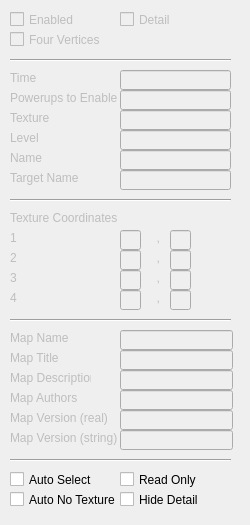
This is tankbobs-editor/properties.ui in bairyn/tankbobs as Qt 5 draws it before an edit. The edited form follows.
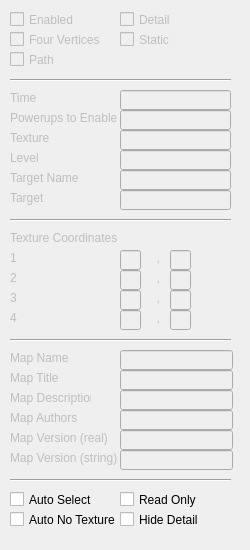
This is the edited form.

Commit message: fix path code, add static option for walls, and some cleanup

```diff
--- a/tankbobs-editor/properties.ui
+++ b/tankbobs-editor/properties.ui
@@ -9,7 +9,7 @@
     <x>0</x>
     <y>0</y>
     <width>250</width>
-    <height>525</height>
+    <height>550</height>
    </rect>
   </property>
   <property name="cursor" >
@@ -56,7 +56,7 @@
    <property name="geometry" >
     <rect>
      <x>120</x>
-     <y>90</y>
+     <y>110</y>
      <width>111</width>
      <height>20</height>
     </rect>
@@ -69,7 +69,7 @@
    <property name="geometry" >
     <rect>
      <x>10</x>
-     <y>90</y>
+     <y>110</y>
      <width>111</width>
      <height>16</height>
     </rect>
@@ -88,7 +88,7 @@
    <property name="geometry" >
     <rect>
      <x>120</x>
-     <y>110</y>
+     <y>130</y>
      <width>111</width>
      <height>20</height>
     </rect>
@@ -101,7 +101,7 @@
    <property name="geometry" >
     <rect>
      <x>10</x>
-     <y>330</y>
+     <y>350</y>
      <width>81</width>
      <height>16</height>
     </rect>
@@ -120,7 +120,7 @@
    <property name="geometry" >
     <rect>
      <x>10</x>
-     <y>350</y>
+     <y>370</y>
      <width>81</width>
      <height>16</height>
     </rect>
@@ -139,7 +139,7 @@
    <property name="geometry" >
     <rect>
      <x>10</x>
-     <y>370</y>
+     <y>390</y>
      <width>81</width>
      <height>16</height>
     </rect>
@@ -158,7 +158,7 @@
    <property name="geometry" >
     <rect>
      <x>10</x>
-     <y>390</y>
+     <y>410</y>
      <width>81</width>
      <height>16</height>
     </rect>
@@ -177,7 +177,7 @@
    <property name="geometry" >
     <rect>
      <x>10</x>
-     <y>430</y>
+     <y>450</y>
      <width>111</width>
      <height>16</height>
     </rect>
@@ -196,7 +196,7 @@
    <property name="geometry" >
     <rect>
      <x>120</x>
-     <y>330</y>
+     <y>350</y>
      <width>113</width>
      <height>20</height>
     </rect>
@@ -209,7 +209,7 @@
    <property name="geometry" >
     <rect>
      <x>120</x>
-     <y>350</y>
+     <y>370</y>
      <width>113</width>
      <height>20</height>
     </rect>
@@ -222,7 +222,7 @@
    <property name="geometry" >
     <rect>
      <x>120</x>
-     <y>370</y>
+     <y>390</y>
      <width>113</width>
      <height>20</height>
     </rect>
@@ -235,7 +235,7 @@
    <property name="geometry" >
     <rect>
      <x>120</x>
-     <y>390</y>
+     <y>410</y>
      <width>113</width>
      <height>20</height>
     </rect>
@@ -248,7 +248,7 @@
    <property name="geometry" >
     <rect>
      <x>120</x>
-     <y>430</y>
+     <y>450</y>
      <width>113</width>
      <height>20</height>
     </rect>
@@ -258,7 +258,7 @@
    <property name="geometry" >
     <rect>
      <x>10</x>
-     <y>450</y>
+     <y>470</y>
      <width>221</width>
      <height>20</height>
     </rect>
@@ -274,7 +274,7 @@
    <property name="geometry" >
     <rect>
      <x>10</x>
-     <y>470</y>
+     <y>490</y>
      <width>131</width>
      <height>19</height>
     </rect>
@@ -299,7 +299,7 @@
    <property name="geometry" >
     <rect>
      <x>120</x>
-     <y>470</y>
+     <y>490</y>
      <width>131</width>
      <height>19</height>
     </rect>
@@ -324,7 +324,7 @@
    <property name="geometry" >
     <rect>
      <x>10</x>
-     <y>490</y>
+     <y>510</y>
      <width>131</width>
      <height>19</height>
     </rect>
@@ -349,7 +349,7 @@
    <property name="geometry" >
     <rect>
      <x>10</x>
-     <y>110</y>
+     <y>130</y>
      <width>41</width>
      <height>16</height>
     </rect>
@@ -368,7 +368,7 @@
    <property name="geometry" >
     <rect>
      <x>120</x>
-     <y>130</y>
+     <y>150</y>
      <width>111</width>
      <height>20</height>
     </rect>
@@ -381,7 +381,7 @@
    <property name="geometry" >
     <rect>
      <x>10</x>
-     <y>130</y>
+     <y>150</y>
      <width>41</width>
      <height>16</height>
     </rect>
@@ -400,7 +400,7 @@
    <property name="geometry" >
     <rect>
      <x>10</x>
-     <y>410</y>
+     <y>430</y>
      <width>101</width>
      <height>16</height>
     </rect>
@@ -419,31 +419,12 @@
    <property name="geometry" >
     <rect>
      <x>120</x>
-     <y>410</y>
+     <y>430</y>
      <width>113</width>
      <height>20</height>
     </rect>
    </property>
   </widget>
-  <widget class="QLabel" name="nameLabel" >
-   <property name="enabled" >
-    <bool>false</bool>
-   </property>
-   <property name="geometry" >
-    <rect>
-     <x>10</x>
-     <y>150</y>
-     <width>41</width>
-     <height>16</height>
-    </rect>
-   </property>
-   <property name="cursor" >
-    <cursorShape>SizeAllCursor</cursorShape>
-   </property>
-   <property name="text" >
-    <string>Name</string>
-   </property>
-  </widget>
   <widget class="QLabel" name="targetNameLabel" >
    <property name="enabled" >
     <bool>false</bool>
@@ -452,7 +433,7 @@
     <rect>
      <x>10</x>
      <y>170</y>
-     <width>81</width>
+     <width>91</width>
      <height>16</height>
     </rect>
    </property>
@@ -463,18 +444,24 @@
     <string>Target Name</string>
    </property>
   </widget>
-  <widget class="QLineEdit" name="name" >
+  <widget class="QLabel" name="targetLabel" >
    <property name="enabled" >
     <bool>false</bool>
    </property>
    <property name="geometry" >
     <rect>
-     <x>120</x>
-     <y>150</y>
-     <width>111</width>
-     <height>20</height>
+     <x>10</x>
+     <y>190</y>
+     <width>81</width>
+     <height>16</height>
     </rect>
    </property>
+   <property name="cursor" >
+    <cursorShape>SizeAllCursor</cursorShape>
+   </property>
+   <property name="text" >
+    <string>Target</string>
+   </property>
   </widget>
   <widget class="QLineEdit" name="targetName" >
    <property name="enabled" >
@@ -489,11 +476,24 @@
     </rect>
    </property>
   </widget>
+  <widget class="QLineEdit" name="target" >
+   <property name="enabled" >
+    <bool>false</bool>
+   </property>
+   <property name="geometry" >
+    <rect>
+     <x>120</x>
+     <y>190</y>
+     <width>111</width>
+     <height>20</height>
+    </rect>
+   </property>
+  </widget>
   <widget class="Line" name="configLine_2" >
    <property name="geometry" >
     <rect>
      <x>10</x>
-     <y>310</y>
+     <y>330</y>
      <width>221</width>
      <height>20</height>
     </rect>
@@ -506,7 +506,7 @@
    <property name="geometry" >
     <rect>
      <x>10</x>
-     <y>190</y>
+     <y>210</y>
      <width>221</width>
      <height>20</height>
     </rect>
@@ -522,7 +522,7 @@
    <property name="geometry" >
     <rect>
      <x>10</x>
-     <y>230</y>
+     <y>250</y>
      <width>61</width>
      <height>16</height>
     </rect>
@@ -541,7 +541,7 @@
    <property name="geometry" >
     <rect>
      <x>10</x>
-     <y>250</y>
+     <y>270</y>
      <width>61</width>
      <height>16</height>
     </rect>
@@ -560,7 +560,7 @@
    <property name="geometry" >
     <rect>
      <x>10</x>
-     <y>270</y>
+     <y>290</y>
      <width>61</width>
      <height>16</height>
     </rect>
@@ -579,7 +579,7 @@
    <property name="geometry" >
     <rect>
      <x>10</x>
-     <y>290</y>
+     <y>310</y>
      <width>61</width>
      <height>16</height>
     </rect>
@@ -598,7 +598,7 @@
    <property name="geometry" >
     <rect>
      <x>120</x>
-     <y>230</y>
+     <y>250</y>
      <width>21</width>
      <height>20</height>
     </rect>
@@ -611,7 +611,7 @@
    <property name="geometry" >
     <rect>
      <x>120</x>
-     <y>250</y>
+     <y>270</y>
      <width>21</width>
      <height>20</height>
     </rect>
@@ -624,7 +624,7 @@
    <property name="geometry" >
     <rect>
      <x>120</x>
-     <y>270</y>
+     <y>290</y>
      <width>21</width>
      <height>20</height>
     </rect>
@@ -637,7 +637,7 @@
    <property name="geometry" >
     <rect>
      <x>120</x>
-     <y>290</y>
+     <y>310</y>
      <width>21</width>
      <height>20</height>
     </rect>
@@ -650,7 +650,7 @@
    <property name="geometry" >
     <rect>
      <x>150</x>
-     <y>230</y>
+     <y>250</y>
      <width>21</width>
      <height>16</height>
     </rect>
@@ -669,7 +669,7 @@
    <property name="geometry" >
     <rect>
      <x>150</x>
-     <y>250</y>
+     <y>270</y>
      <width>21</width>
      <height>16</height>
     </rect>
@@ -688,7 +688,7 @@
    <property name="geometry" >
     <rect>
      <x>150</x>
-     <y>270</y>
+     <y>290</y>
      <width>21</width>
      <height>16</height>
     </rect>
@@ -707,7 +707,7 @@
    <property name="geometry" >
     <rect>
      <x>150</x>
-     <y>290</y>
+     <y>310</y>
      <width>21</width>
      <height>16</height>
     </rect>
@@ -726,7 +726,7 @@
    <property name="geometry" >
     <rect>
      <x>170</x>
-     <y>230</y>
+     <y>250</y>
      <width>21</width>
      <height>20</height>
     </rect>
@@ -739,7 +739,7 @@
    <property name="geometry" >
     <rect>
      <x>170</x>
-     <y>250</y>
+     <y>270</y>
      <width>21</width>
      <height>20</height>
     </rect>
@@ -752,7 +752,7 @@
    <property name="geometry" >
     <rect>
      <x>170</x>
-     <y>270</y>
+     <y>290</y>
      <width>21</width>
      <height>20</height>
     </rect>
@@ -765,7 +765,7 @@
    <property name="geometry" >
     <rect>
      <x>170</x>
-     <y>290</y>
+     <y>310</y>
      <width>21</width>
      <height>20</height>
     </rect>
@@ -800,7 +800,7 @@
    <property name="geometry" >
     <rect>
      <x>10</x>
-     <y>50</y>
+     <y>70</y>
      <width>221</width>
      <height>20</height>
     </rect>
@@ -844,7 +844,7 @@
    <property name="geometry" >
     <rect>
      <x>10</x>
-     <y>70</y>
+     <y>90</y>
      <width>31</width>
      <height>16</height>
     </rect>
@@ -863,7 +863,7 @@
    <property name="geometry" >
     <rect>
      <x>120</x>
-     <y>70</y>
+     <y>90</y>
      <width>111</width>
      <height>20</height>
     </rect>
@@ -876,7 +876,7 @@
    <property name="geometry" >
     <rect>
      <x>10</x>
-     <y>210</y>
+     <y>230</y>
      <width>221</width>
      <height>16</height>
     </rect>
@@ -895,7 +895,7 @@
    <property name="geometry" >
     <rect>
      <x>120</x>
-     <y>490</y>
+     <y>510</y>
      <width>131</width>
      <height>19</height>
     </rect>
@@ -913,6 +913,56 @@
     <bool>false</bool>
    </property>
   </widget>
+  <widget class="QCheckBox" name="staticW" >
+   <property name="enabled" >
+    <bool>false</bool>
+   </property>
+   <property name="geometry" >
+    <rect>
+     <x>120</x>
+     <y>30</y>
+     <width>101</width>
+     <height>19</height>
+    </rect>
+   </property>
+   <property name="cursor" >
+    <cursorShape>UpArrowCursor</cursorShape>
+   </property>
+   <property name="text" >
+    <string>Static</string>
+   </property>
+   <property name="checked" >
+    <bool>false</bool>
+   </property>
+   <property name="tristate" >
+    <bool>false</bool>
+   </property>
+  </widget>
+  <widget class="QCheckBox" name="path" >
+   <property name="enabled" >
+    <bool>false</bool>
+   </property>
+   <property name="geometry" >
+    <rect>
+     <x>10</x>
+     <y>50</y>
+     <width>101</width>
+     <height>19</height>
+    </rect>
+   </property>
+   <property name="cursor" >
+    <cursorShape>UpArrowCursor</cursorShape>
+   </property>
+   <property name="text" >
+    <string>Path</string>
+   </property>
+   <property name="checked" >
+    <bool>false</bool>
+   </property>
+   <property name="tristate" >
+    <bool>false</bool>
+   </property>
+  </widget>
  </widget>
  <resources/>
  <connections/>
```
The commit also changes 11 other files.
